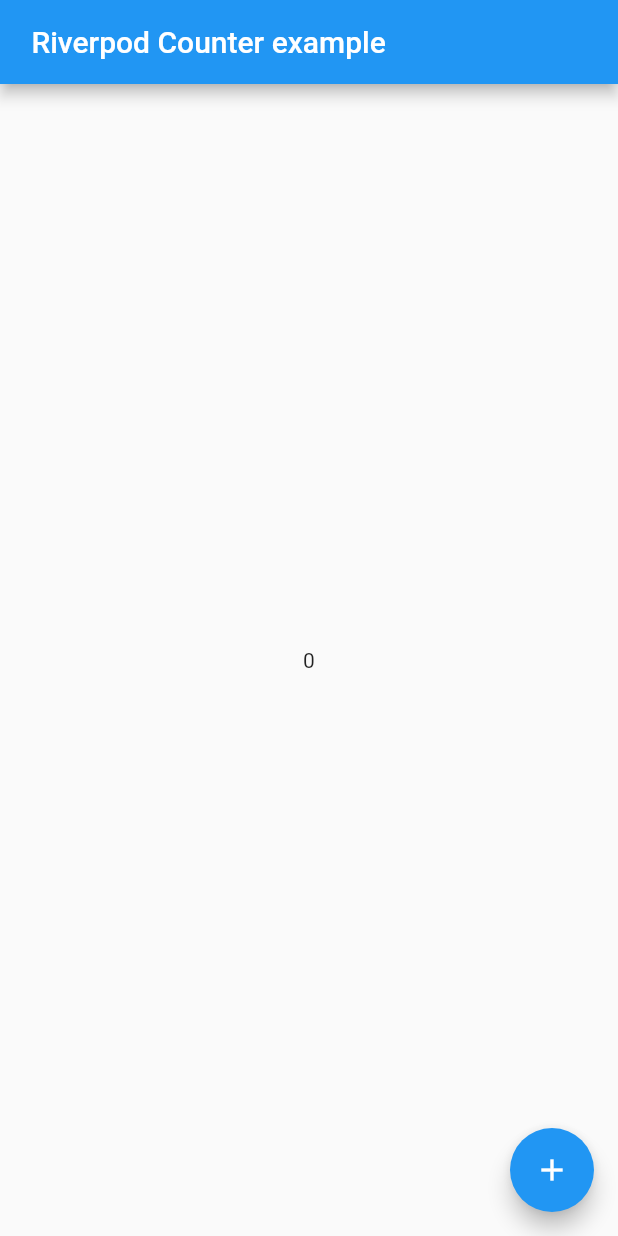
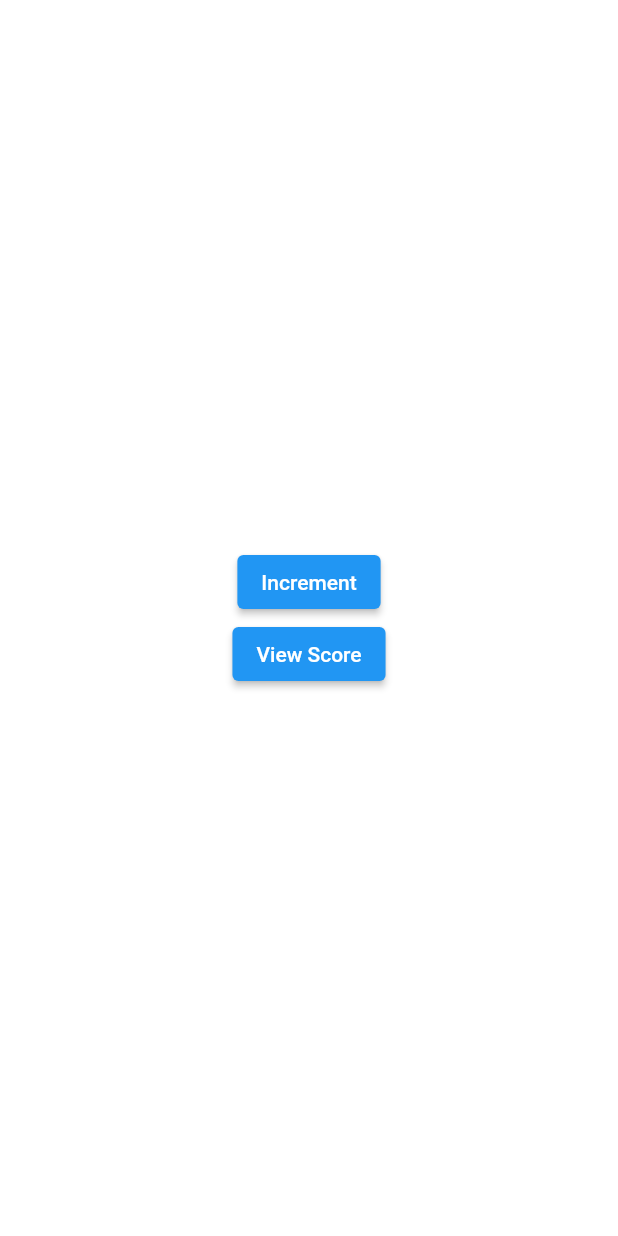
Before and after one commit to Halfbloodprince3109/riverpod-counter-example, a Flutter app: the screen it shows after launch, on a phone screen of 412 x 824 dp. Run offline on Flutter 3.47's test engine with Material 2 defaults, Android fonts, the phone set to English and light mode, and no system bars; our stand-ins replace flutter_riverpod, riverpod, state_notifier.

Commit message:
several major changes including new screen for score etc

```diff
--- a/lib/main.dart
+++ b/lib/main.dart
@@ -2,48 +2,43 @@ import 'package:flutter/material.dart';
 import 'package:flutter_riverpod/flutter_riverpod.dart';
 import 'package:riverpod/riverpod.dart';
 import './counter_provider.dart';
+import './score.dart';
+
+class Counter extends ConsumerWidget {
+  @override
+  Widget build(BuildContext context, WidgetRef ref) {
+    final count = ref.watch(counterProvider);
+
+    return Column(
+      mainAxisAlignment: MainAxisAlignment.center,
+      children: [
+        //  Text('Count: $count'),
+        ElevatedButton(
+            onPressed: () {
+              ref.read(counterProvider.notifier).increment();
+            },
+            child: Text('Increment')),
+        ElevatedButton(
+          onPressed: () {
+            Navigator.push(
+              context,
+              MaterialPageRoute(builder: (context) => Score()),
+            );
+          },
+          child: Text('View Score'),
+        ),
+      ],
+    );
+  }
+}
 
 void main() {
   runApp(
-    const ProviderScope(child: MyApp()),
+    ProviderScope(
+      child: MaterialApp(
+        title: 'Counter App',
+        home: Counter(),
+      ),
+    ),
   );
 }
-
-class MyApp extends StatelessWidget {
-  const MyApp({super.key});
-
-  @override
-  Widget build(BuildContext context) {
-    return const MaterialApp(home: Home());
-  }
-}
-
-final counterProvider = StateProvider((ref) => 0);
-
-class Home extends ConsumerWidget {
-  const Home({super.key});
-
-  @override
-  Widget build(BuildContext context, WidgetRef ref) {
-    return Scaffold(
-      appBar: AppBar(
-        title: const Text(
-          ' Riverpod Counter example',
-          textAlign: TextAlign.center,
-        ),
-      ),
-      body: Center(
-        child: Consumer(
-          builder: (context, ref, _) {
-            final count = ref.watch(counterProvider);
-            return Text('$count');
-          },
-        ),
-      ),
-      floatingActionButton: FloatingActionButton(
-        onPressed: () => ref.read(counterProvider.notifier).state++,
-        child: const Icon(Icons.add),
-      ),
-    );
-  }
-}
--- /dev/null
+++ b/lib/score.dart
@@ -0,0 +1,81 @@
+import 'package:flutter/material.dart';
+import 'package:flutter_riverpod/flutter_riverpod.dart';
+import 'package:riverpod_counter/counter_provider.dart';
+import 'package:state_notifier/state_notifier.dart';
+import './main.dart' as prefix;
+
+class ScoreState extends StateNotifier<int> {
+  ScoreState() : super(0);
+
+  void setScore(int score) {
+    if (mounted) {
+      state = score;
+    }
+  }
+}
+
+final scoreStateProvider = StateNotifierProvider((ref) => ScoreState());
+
+class Score extends StatelessWidget {
+  @override
+  Widget build(BuildContext context) {
+    return Scaffold(
+      appBar: AppBar(
+        title: Text('Score'),
+      ),
+      body: Center(
+        child: Column(
+          mainAxisAlignment: MainAxisAlignment.center,
+          children: [
+            Consumer(builder: (context, ref, _) {
+              final score = ref.watch(counterProvider);
+              return Text(
+                'Score: $score',
+                style: TextStyle(fontSize: 50),
+              );
+            }),
+            SizedBox(height: 20),
+            ElevatedButton(
+              onPressed: () {
+                Navigator.pop(context);
+              },
+              child: Text('Go Back'),
+            ),
+          ],
+        ),
+      ),
+    );
+  }
+}
+
+// class Score extends StatelessWidget {
+//   @override
+//   Widget build(BuildContext context) {
+//     return Scaffold(
+//       appBar: AppBar(
+//         title: Text('Score'),
+//       ),
+//       body: Center(
+//         child: Column(
+//           mainAxisAlignment: MainAxisAlignment.center,
+//           children: [
+//             Consumer(builder: (context, watch, _) {
+//               final count = watch(counterStateProvider.state);
+//               return Text(
+//                 'Score: $count',
+//                 style: TextStyle(fontSize: 50),
+//               );
+//             }),
+//             SizedBox(height: 20),
+//             ElevatedButton(
+//               onPressed: () {
+//                 Navigator.pop(context);
+//               },
+//               child: Text('Go Back'),
+//             ),
+//           ],
+//         ),
+//       ),
+//     );
+//   }
+// }
--- a/pubspec.yaml
+++ b/pubspec.yaml
@@ -38,6 +38,7 @@ dependencies:
   cupertino_icons: ^1.0.2
   riverpod: ^2.3.0
   flutter_riverpod: ^2.3.0
+  state_notifier: ^0.7.2+1
 
 dev_dependencies:
   flutter_test:
```
Also changed, not shown: lib/counter_provider.dart (line endings or trailing spaces), pubspec.lock.
